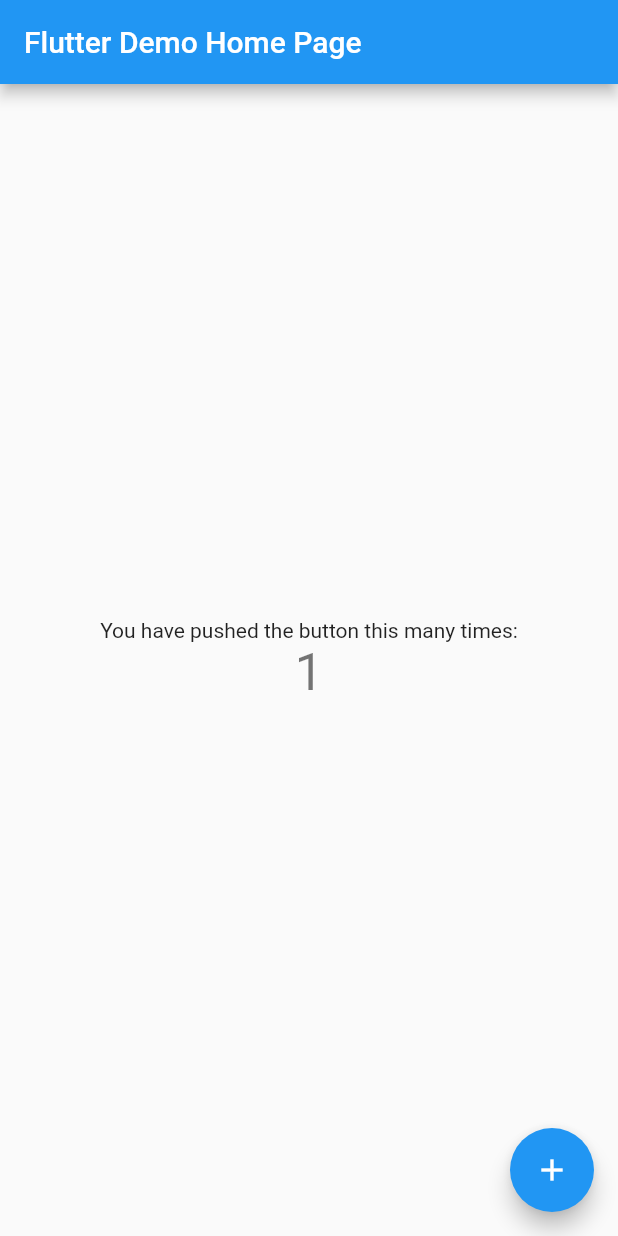
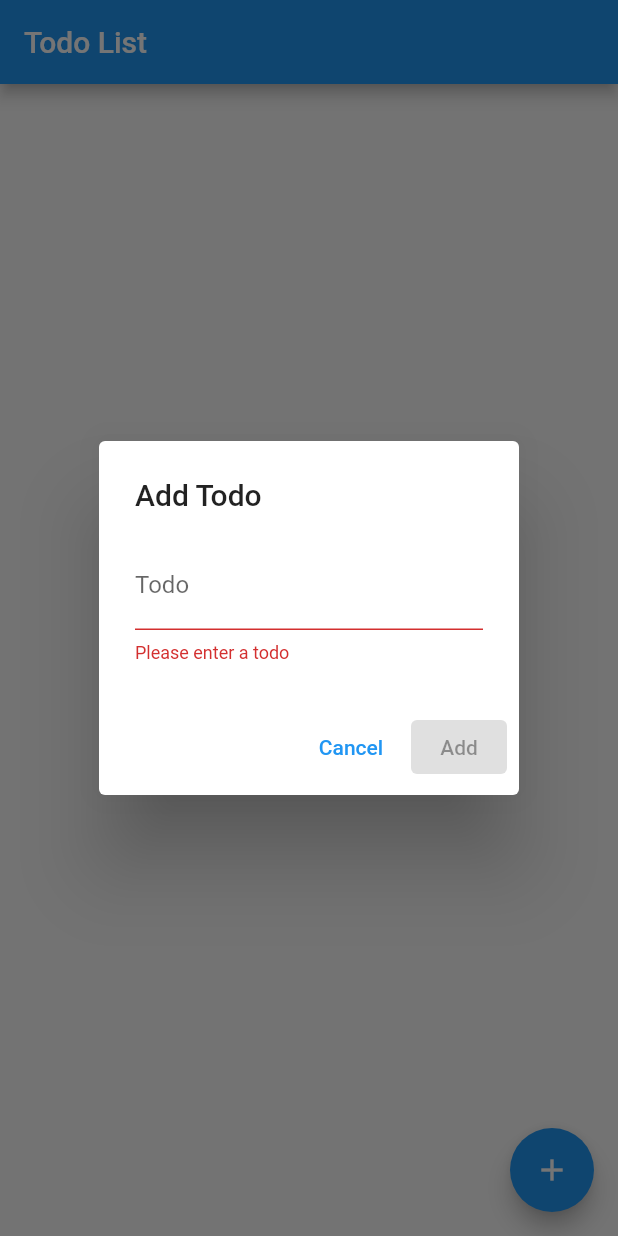
Before and after one commit to olivierguy93/todo_list, a Flutter app: the MyHomePage screen opened directly, after a tap on the "add" icon, on a phone screen of 412 x 824 dp. Run offline on Flutter 3.47's test engine with Material 2 defaults, Android fonts, the phone set to English and light mode, and no system bars.

```diff
--- /dev/null
+++ b/lib/home/home.dart
@@ -0,0 +1,25 @@
+import 'package:flutter/material.dart';
+import 'package:todo_list/todo_list/todolist.dart';
+
+class MyHomePage extends StatefulWidget {
+  const MyHomePage({Key? key, required this.title}) : super(key: key);
+
+  final String title;
+
+  @override
+  State<MyHomePage> createState() => _MyHomePageState();
+}
+
+class _MyHomePageState extends State<MyHomePage> {
+  @override
+  Widget build(BuildContext context) {
+    return Scaffold(
+      appBar: AppBar(
+        title: Text(widget.title),
+      ),
+      body: const Center(
+        child: TodoList(),
+      ),
+    );
+  }
+}
--- a/lib/main.dart
+++ b/lib/main.dart
@@ -1,4 +1,6 @@
 import 'package:flutter/material.dart';
+
+import 'home/home.dart';
 
 void main() {
   runApp(const MyApp());
@@ -11,105 +13,11 @@ class MyApp extends StatelessWidget {
   @override
   Widget build(BuildContext context) {
     return MaterialApp(
-      title: 'Flutter Demo',
+      title: 'Flutter Todo List',
       theme: ThemeData(
-        // This is the theme of your application.
-        //
-        // Try running your application with "flutter run". You'll see the
-        // application has a blue toolbar. Then, without quitting the app, try
-        // changing the primarySwatch below to Colors.green and then invoke
-        // "hot reload" (press "r" in the console where you ran "flutter run",
-        // or simply save your changes to "hot reload" in a Flutter IDE).
-        // Notice that the counter didn't reset back to zero; the application
-        // is not restarted.
         primarySwatch: Colors.blue,
       ),
-      home: const MyHomePage(title: 'Flutter Demo Home Page'),
+      home: const MyHomePage(title: 'Todo List'),
     );
   }
 }
-
-class MyHomePage extends StatefulWidget {
-  const MyHomePage({Key? key, required this.title}) : super(key: key);
-
-  // This widget is the home page of your application. It is stateful, meaning
-  // that it has a State object (defined below) that contains fields that affect
-  // how it looks.
-
-  // This class is the configuration for the state. It holds the values (in this
-  // case the title) provided by the parent (in this case the App widget) and
-  // used by the build method of the State. Fields in a Widget subclass are
-  // always marked "final".
-
-  final String title;
-
-  @override
-  State<MyHomePage> createState() => _MyHomePageState();
-}
-
-class _MyHomePageState extends State<MyHomePage> {
-  int _counter = 0;
-
-  void _incrementCounter() {
-    setState(() {
-      // This call to setState tells the Flutter framework that something has
-      // changed in this State, which causes it to rerun the build method below
-      // so that the display can reflect the updated values. If we changed
-      // _counter without calling setState(), then the build method would not be
-      // called again, and so nothing would appear to happen.
-      _counter++;
-    });
-  }
-
-  @override
-  Widget build(BuildContext context) {
-    // This method is rerun every time setState is called, for instance as done
-    // by the _incrementCounter method above.
-    //
-    // The Flutter framework has been optimized to make rerunning build methods
-    // fast, so that you can just rebuild anything that needs updating rather
-    // than having to individually change instances of widgets.
-    return Scaffold(
-      appBar: AppBar(
-        // Here we take the value from the MyHomePage object that was created by
-        // the App.build method, and use it to set our appbar title.
-        title: Text(widget.title),
-      ),
-      body: Center(
-        // Center is a layout widget. It takes a single child and positions it
-        // in the middle of the parent.
-        child: Column(
-          // Column is also a layout widget. It takes a list of children and
-          // arranges them vertically. By default, it sizes itself to fit its
-          // children horizontally, and tries to be as tall as its parent.
-          //
-          // Invoke "debug painting" (press "p" in the console, choose the
-          // "Toggle Debug Paint" action from the Flutter Inspector in Android
-          // Studio, or the "Toggle Debug Paint" command in Visual Studio Code)
-          // to see the wireframe for each widget.
-          //
-          // Column has various properties to control how it sizes itself and
-          // how it positions its children. Here we use mainAxisAlignment to
-          // center the children vertically; the main axis here is the vertical
-          // axis because Columns are vertical (the cross axis would be
-          // horizontal).
-          mainAxisAlignment: MainAxisAlignment.center,
-          children: <Widget>[
-            const Text(
-              'You have pushed the button this many times:',
-            ),
-            Text(
-              '$_counter',
-              style: Theme.of(context).textTheme.headline4,
-            ),
-          ],
-        ),
-      ),
-      floatingActionButton: FloatingActionButton(
-        onPressed: _incrementCounter,
-        tooltip: 'Increment',
-        child: const Icon(Icons.add),
-      ), // This trailing comma makes auto-formatting nicer for build methods.
-    );
-  }
-}
--- /dev/null
+++ b/lib/models/todo.dart
@@ -0,0 +1,10 @@
+import 'package:uuid/uuid.dart';
+
+class Todo {
+  String text = "";
+  bool isDone = false;
+  DateTime date = DateTime.now();
+  final String id = const Uuid().v4();
+
+  Todo(this.text);
+}
--- /dev/null
+++ b/lib/todo_list/add_todo_dialogue.dart
@@ -0,0 +1,57 @@
+import 'package:flutter/material.dart';
+import 'package:todo_list/models/todo.dart';
+
+class AddTodoDialogue extends StatefulWidget {
+  const AddTodoDialogue({Key? key, required this.onAdd}) : super(key: key);
+
+  final Function(Todo) onAdd;
+
+  @override
+  _AddTodoDialogueState createState() => _AddTodoDialogueState();
+}
+
+class _AddTodoDialogueState extends State<AddTodoDialogue> {
+  final TextEditingController _textController = TextEditingController();
+  @override
+  Widget build(BuildContext context) {
+    return AlertDialog(
+      title: const Text('Add Todo'),
+      content: Form(
+        child: TextFormField(
+          controller: _textController,
+          decoration:
+              InputDecoration(labelText: 'Todo', errorText: _validate()),
+          onChanged: (value) => setState(() {}),
+        ),
+      ),
+      actions: [
+        TextButton(
+          child: const Text('Cancel'),
+          onPressed: () {
+            Navigator.of(context).pop();
+          },
+        ),
+        ElevatedButton(
+          child: const Text('Add'),
+          onPressed: _textController.value.text.isNotEmpty ? _submit : null,
+        ),
+      ],
+    );
+  }
+
+  String? _validate() {
+    final String? text = _textController.value.text;
+    if (text == null || text.isEmpty) {
+      return 'Please enter a todo';
+    }
+
+    return null;
+  }
+
+  void _submit() {
+    if (_validate() == null) {
+      widget.onAdd(Todo(_textController.text.trim()));
+      Navigator.of(context).pop();
+    }
+  }
+}
--- /dev/null
+++ b/lib/todo_list/todo_list_tile.dart
@@ -0,0 +1,37 @@
+import 'package:flutter/material.dart';
+import 'package:intl/intl.dart';
+import 'package:todo_list/models/todo.dart';
+
+class TodoListTile extends StatefulWidget {
+  const TodoListTile({Key? key, required this.todo, required this.onDelete})
+      : super(key: key);
+
+  final Todo todo;
+  final Function(String) onDelete;
+
+  @override
+  _TodoListTileState createState() => _TodoListTileState();
+}
+
+class _TodoListTileState extends State<TodoListTile> {
+  @override
+  Widget build(BuildContext context) {
+    return ListTile(
+      title: Text(widget.todo.text),
+      subtitle: Text(DateFormat('yyyy-mm-dd').format(widget.todo.date)),
+      leading: Checkbox(
+        value: widget.todo.isDone,
+        activeColor: Colors.green,
+        onChanged: (value) {
+          setState(() {
+            widget.todo.isDone = value!;
+          });
+        },
+      ),
+      trailing: ElevatedButton(
+        child: const Icon(Icons.delete),
+        onPressed: () => widget.onDelete(widget.todo.id),
+      ),
+    );
+  }
+}
--- /dev/null
+++ b/lib/todo_list/todolist.dart
@@ -0,0 +1,48 @@
+import 'package:flutter/material.dart';
+import 'package:todo_list/models/todo.dart';
+import 'package:todo_list/todo_list/add_todo_dialogue.dart';
+import 'package:todo_list/todo_list/todo_list_tile.dart';
+
+class TodoList extends StatefulWidget {
+  const TodoList({Key? key}) : super(key: key);
+
+  @override
+  State<TodoList> createState() => _TodoListState();
+}
+
+class _TodoListState extends State<TodoList> {
+  var items = <TodoListTile>[];
+
+  @override
+  Widget build(BuildContext context) {
+    return Scaffold(
+      body: ListView.builder(
+        itemCount: items.length,
+        itemBuilder: (context, index) {
+          return items[index];
+        },
+      ),
+      floatingActionButton: FloatingActionButton(
+        onPressed: () => showDialog(
+            context: context,
+            builder: (context) => AddTodoDialogue(onAdd: _addTodo)),
+        tooltip: 'Add Todo',
+        child: const Icon(Icons.add),
+      ), // This trailing comma makes auto-formatting nicer for build methods.
+    );
+  }
+
+  void _addTodo(Todo todo) {
+    setState(() {
+      items.add(TodoListTile(todo: todo, onDelete: _removeTodo));
+    });
+  }
+
+  void _removeTodo(String todoId) {
+    setState(() {
+      var todoListTile =
+          items.firstWhere((element) => element.todo.id == todoId);
+      items.remove(todoListTile);
+    });
+  }
+}
--- a/pubspec.yaml
+++ b/pubspec.yaml
@@ -30,10 +30,13 @@ dependencies:
   flutter:
     sdk: flutter
 
+  uuid: 3.0.5
+
 
   # The following adds the Cupertino Icons font to your application.
   # Use with the CupertinoIcons class for iOS style icons.
   cupertino_icons: ^1.0.2
+  intl: ^0.17.0
 
 dev_dependencies:
   flutter_test:
```
Also changed, not shown: pubspec.lock.
